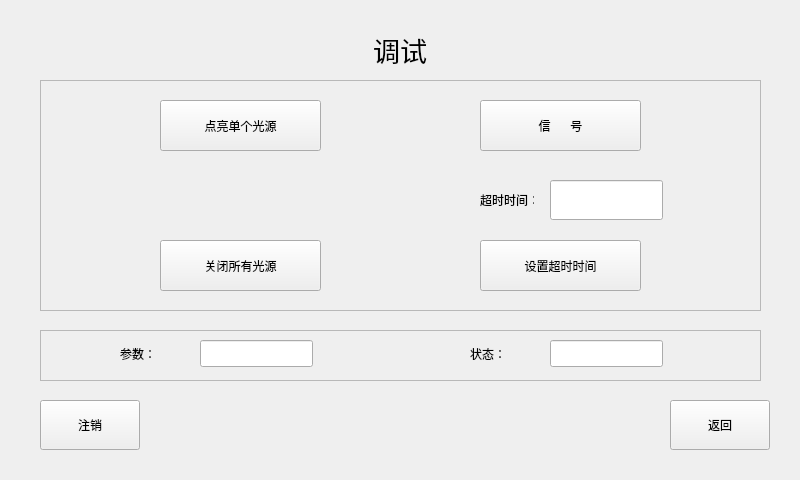
Qt form E92Plc/src/Designer/debugging.ui (xsswust/E9) before a commit.
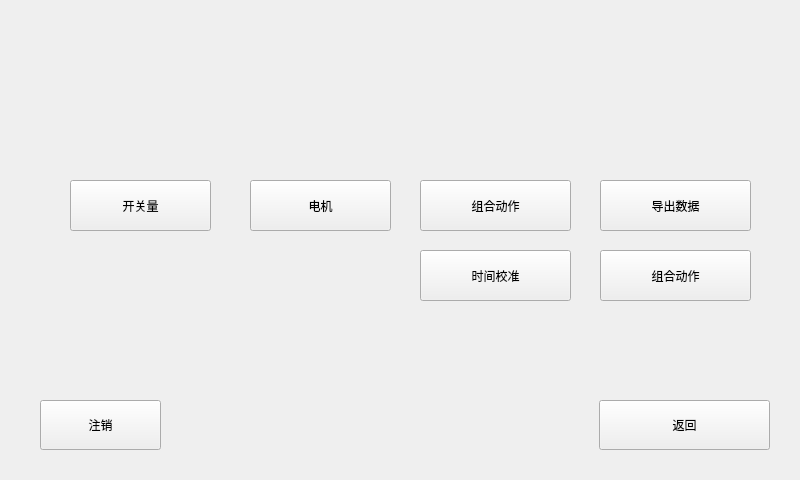
The same form after that commit. Icons and pictures are not drawn.

Patch:
```diff
--- a/E92Plc/src/Designer/debugging.ui
+++ b/E92Plc/src/Designer/debugging.ui
@@ -13,82 +13,22 @@
   <property name="windowTitle">
    <string>Form</string>
   </property>
-  <widget class="QLabel" name="lbTitle">
-   <property name="geometry">
-    <rect>
-     <x>300</x>
-     <y>30</y>
-     <width>200</width>
-     <height>40</height>
-    </rect>
-   </property>
-   <property name="font">
-    <font>
-     <pointsize>20</pointsize>
-    </font>
-   </property>
-   <property name="text">
-    <string>调试</string>
-   </property>
-   <property name="alignment">
-    <set>Qt::AlignCenter</set>
-   </property>
-  </widget>
-  <widget class="QLabel" name="lbPara">
-   <property name="geometry">
-    <rect>
-     <x>120</x>
-     <y>340</y>
-     <width>66</width>
-     <height>27</height>
-    </rect>
-   </property>
-   <property name="text">
-    <string>参数：</string>
-   </property>
-  </widget>
-  <widget class="QLineEdit" name="lePara">
-   <property name="geometry">
-    <rect>
-     <x>200</x>
-     <y>340</y>
-     <width>113</width>
-     <height>27</height>
-    </rect>
-   </property>
-  </widget>
-  <widget class="QLabel" name="lbState">
-   <property name="geometry">
-    <rect>
-     <x>470</x>
-     <y>340</y>
-     <width>66</width>
-     <height>27</height>
-    </rect>
-   </property>
-   <property name="text">
-    <string>状态：</string>
-   </property>
-  </widget>
-  <widget class="QLineEdit" name="leState">
-   <property name="geometry">
-    <rect>
-     <x>550</x>
-     <y>340</y>
-     <width>113</width>
-     <height>27</height>
-    </rect>
-   </property>
-  </widget>
+  <property name="styleSheet">
+   <string notr="true">background-image: url(:/image/image/plc/systemTest.png);
+border-image: url(:/image/image/plc/systemTest.png);</string>
+  </property>
   <widget class="QPushButton" name="pbCancle">
    <property name="geometry">
     <rect>
      <x>40</x>
      <y>400</y>
-     <width>100</width>
+     <width>121</width>
      <height>50</height>
     </rect>
    </property>
+   <property name="styleSheet">
+    <string notr="true">border-image: url(:/image/image/button_key_num.png);</string>
+   </property>
    <property name="text">
     <string>注销</string>
    </property>
@@ -96,121 +36,113 @@
   <widget class="QPushButton" name="pbExit">
    <property name="geometry">
     <rect>
-     <x>670</x>
+     <x>599</x>
      <y>400</y>
-     <width>100</width>
+     <width>171</width>
      <height>50</height>
     </rect>
    </property>
+   <property name="styleSheet">
+    <string notr="true">border-image: url(:/image/image/button_key_num.png);</string>
+   </property>
    <property name="text">
     <string>返回</string>
    </property>
   </widget>
-  <widget class="QFrame" name="frame">
+  <widget class="QPushButton" name="pb_single">
    <property name="geometry">
     <rect>
-     <x>40</x>
-     <y>80</y>
-     <width>721</width>
-     <height>231</height>
-    </rect>
-   </property>
-   <property name="frameShape">
-    <enum>QFrame::StyledPanel</enum>
-   </property>
-   <property name="frameShadow">
-    <enum>QFrame::Raised</enum>
-   </property>
-   <widget class="QPushButton" name="pbSingleLight">
-    <property name="geometry">
-     <rect>
-      <x>120</x>
-      <y>20</y>
-      <width>161</width>
+     <x>70</x>
+     <y>180</y>
+     <width>141</width>
       <height>51</height>
      </rect>
     </property>
+   <property name="styleSheet">
+    <string notr="true">border-image: url(:/image/image/button_key_num.png);</string>
+   </property>
     <property name="text">
-     <string>点亮单个光源</string>
-    </property>
-   </widget>
-   <widget class="QPushButton" name="pbSignal">
+    <string>开关量</string>
+   </property>
+  </widget>
+  <widget class="QPushButton" name="pb_pump">
     <property name="geometry">
      <rect>
-      <x>440</x>
-      <y>20</y>
-      <width>161</width>
+     <x>250</x>
+     <y>180</y>
+     <width>141</width>
       <height>51</height>
      </rect>
     </property>
+   <property name="styleSheet">
+    <string notr="true">border-image: url(:/image/image/button_key_num.png);</string>
+   </property>
     <property name="text">
-     <string>信      号</string>
-    </property>
-   </widget>
-   <widget class="QPushButton" name="pbCurLight">
+    <string>电机</string>
+   </property>
+  </widget>
+  <widget class="QPushButton" name="pb_com">
     <property name="geometry">
      <rect>
-      <x>440</x>
-      <y>160</y>
-      <width>161</width>
+     <x>420</x>
+     <y>180</y>
+     <width>151</width>
       <height>51</height>
      </rect>
     </property>
+   <property name="styleSheet">
+    <string notr="true">border-image: url(:/image/image/button_key_num.png);</string>
+   </property>
     <property name="text">
-     <string>设置超时时间</string>
-    </property>
-   </widget>
-   <widget class="QPushButton" name="pbCloseLight">
+    <string>组合动作</string>
+   </property>
+  </widget>
+  <widget class="QPushButton" name="pb_sysSt">
     <property name="geometry">
      <rect>
-      <x>120</x>
-      <y>160</y>
-      <width>161</width>
+     <x>600</x>
+     <y>250</y>
+     <width>151</width>
       <height>51</height>
      </rect>
     </property>
+   <property name="styleSheet">
+    <string notr="true">border-image: url(:/image/image/button_key_num.png);</string>
+   </property>
     <property name="text">
-     <string>关闭所有光源</string>
-    </property>
-   </widget>
-   <widget class="QLineEdit" name="le_OverTime">
+    <string>组合动作</string>
+   </property>
+  </widget>
+  <widget class="QPushButton" name="pb_time">
     <property name="geometry">
      <rect>
-      <x>510</x>
-      <y>100</y>
-      <width>113</width>
-      <height>40</height>
-     </rect>
-    </property>
-   </widget>
-   <widget class="QLabel" name="lb_OverTime">
-    <property name="geometry">
-     <rect>
-      <x>440</x>
-      <y>100</y>
-      <width>54</width>
-      <height>40</height>
-     </rect>
+     <x>420</x>
+     <y>250</y>
+     <width>151</width>
+     <height>51</height>
+    </rect>
+   </property>
+   <property name="styleSheet">
+    <string notr="true">border-image: url(:/image/image/button_key_num.png);</string>
     </property>
     <property name="text">
-     <string>超时时间：</string>
-    </property>
-   </widget>
-  </widget>
-  <widget class="QFrame" name="frame_2">
+    <string>时间校准</string>
+   </property>
+  </widget>
+  <widget class="QPushButton" name="pb_com_2">
    <property name="geometry">
     <rect>
-     <x>40</x>
-     <y>330</y>
-     <width>721</width>
+     <x>600</x>
+     <y>180</y>
+     <width>151</width>
      <height>51</height>
     </rect>
    </property>
-   <property name="frameShape">
-    <enum>QFrame::StyledPanel</enum>
+   <property name="styleSheet">
+    <string notr="true">border-image: url(:/image/image/button_key_num.png);</string>
    </property>
-   <property name="frameShadow">
-    <enum>QFrame::Raised</enum>
+   <property name="text">
+    <string>导出数据</string>
    </property>
   </widget>
   <zorder>frame_2</zorder>
```
Left out of the diff: 9 changed lines with no effect on the pictures. Lines whose indentation alone changed are shown as unchanged.
